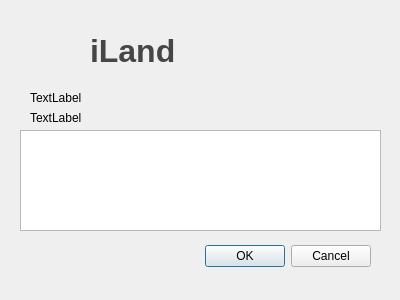
Old version of the form src/iland/aboutdialog.ui in the repository edfm-tum/iland-model.
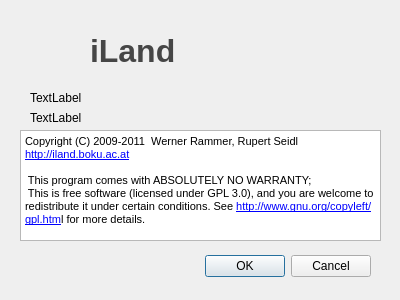
New version of the form. Icons and pictures are not drawn.

The edit to the form file:
```diff
--- a/src/iland/aboutdialog.ui
+++ b/src/iland/aboutdialog.ui
@@ -21,7 +21,7 @@
    <property name="geometry">
     <rect>
      <x>30</x>
-     <y>240</y>
+     <y>250</y>
      <width>341</width>
      <height>32</height>
     </rect>
@@ -133,15 +133,26 @@
     <string>TextLabel</string>
    </property>
   </widget>
-  <widget class="QPlainTextEdit" name="info">
+  <widget class="QTextEdit" name="info">
    <property name="geometry">
     <rect>
      <x>20</x>
      <y>130</y>
      <width>361</width>
-     <height>101</height>
+     <height>111</height>
     </rect>
    </property>
+   <property name="html">
+    <string>&lt;!DOCTYPE HTML PUBLIC &quot;-//W3C//DTD HTML 4.0//EN&quot; &quot;http://www.w3.org/TR/REC-html40/strict.dtd&quot;&gt;
+&lt;html&gt;&lt;head&gt;&lt;meta name=&quot;qrichtext&quot; content=&quot;1&quot; /&gt;&lt;style type=&quot;text/css&quot;&gt;
+p, li { white-space: pre-wrap; }
+&lt;/style&gt;&lt;/head&gt;&lt;body style=&quot; font-family:'MS Shell Dlg 2'; font-size:8.25pt; font-weight:400; font-style:normal;&quot;&gt;
+&lt;p style=&quot; margin-top:0px; margin-bottom:0px; margin-left:0px; margin-right:0px; -qt-block-indent:0; text-indent:0px;&quot;&gt;&lt;span style=&quot; font-size:8pt;&quot;&gt;Copyright (C) 2009-2011  Werner Rammer, Rupert Seidl&lt;/span&gt;&lt;/p&gt;
+&lt;p style=&quot; margin-top:0px; margin-bottom:0px; margin-left:0px; margin-right:0px; -qt-block-indent:0; text-indent:0px;&quot;&gt;&lt;a href=&quot;http://iland.boku.ac.at&quot;&gt;&lt;span style=&quot; font-size:8pt; text-decoration: underline; color:#0000ff;&quot;&gt;http://iland.boku.ac.at&lt;/span&gt;&lt;/a&gt;&lt;/p&gt;
+&lt;p style=&quot;-qt-paragraph-type:empty; margin-top:0px; margin-bottom:0px; margin-left:0px; margin-right:0px; -qt-block-indent:0; text-indent:0px; font-size:8pt;&quot;&gt;&lt;/p&gt;
+&lt;p style=&quot; margin-top:0px; margin-bottom:0px; margin-left:0px; margin-right:0px; -qt-block-indent:0; text-indent:0px;&quot;&gt;&lt;span style=&quot; font-size:8pt;&quot;&gt; This program comes with ABSOLUTELY NO WARRANTY; &lt;/span&gt;&lt;/p&gt;
+&lt;p style=&quot; margin-top:0px; margin-bottom:0px; margin-left:0px; margin-right:0px; -qt-block-indent:0; text-indent:0px;&quot;&gt;&lt;span style=&quot; font-size:8pt;&quot;&gt; This is free software (licensed under GPL 3.0), and you are welcome to redistribute it under certain conditions. See &lt;/span&gt;&lt;a href=&quot;http://www.gnu.org/copyleft/gpl.htm&quot;&gt;&lt;span style=&quot; font-size:8pt; text-decoration: underline; color:#0000ff;&quot;&gt;http://www.gnu.org/copyleft/gpl.htm&lt;/span&gt;&lt;/a&gt;&lt;span style=&quot; font-size:8pt;&quot;&gt;l for more details.&lt;/span&gt;&lt;/p&gt;&lt;/body&gt;&lt;/html&gt;</string>
+   </property>
   </widget>
  </widget>
  <resources>
```
